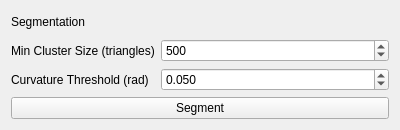
swri-robotics/toolpath_offline_planning, file opp_gui/ui/segmentation_parameters_editor.ui: the form before one commit.
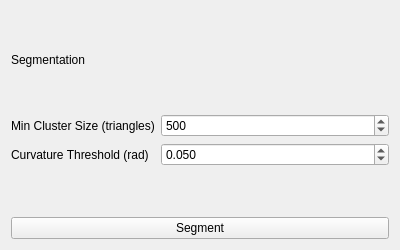
The form after the commit.

Patch:
```diff
--- a/opp_gui/ui/segmentation_parameters_editor.ui
+++ b/opp_gui/ui/segmentation_parameters_editor.ui
@@ -7,13 +7,13 @@
     <x>0</x>
     <y>0</y>
     <width>400</width>
-    <height>130</height>
+    <height>250</height>
    </rect>
   </property>
   <property name="minimumSize">
    <size>
     <width>400</width>
-    <height>115</height>
+    <height>250</height>
    </size>
   </property>
   <property name="windowTitle">
```
